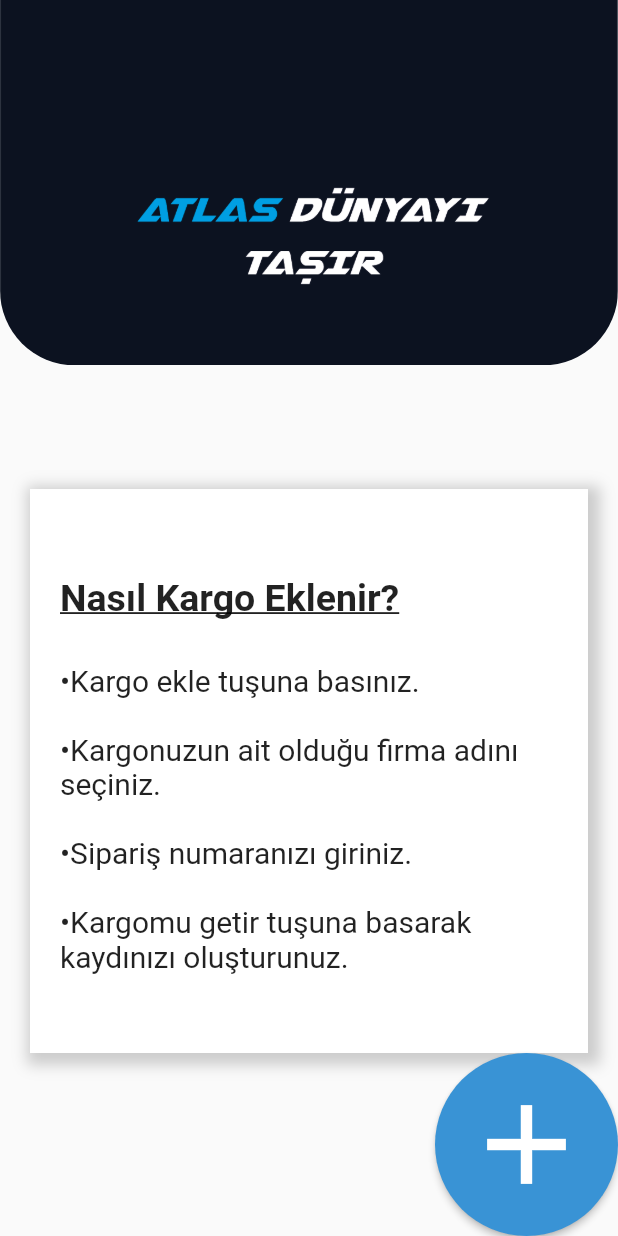
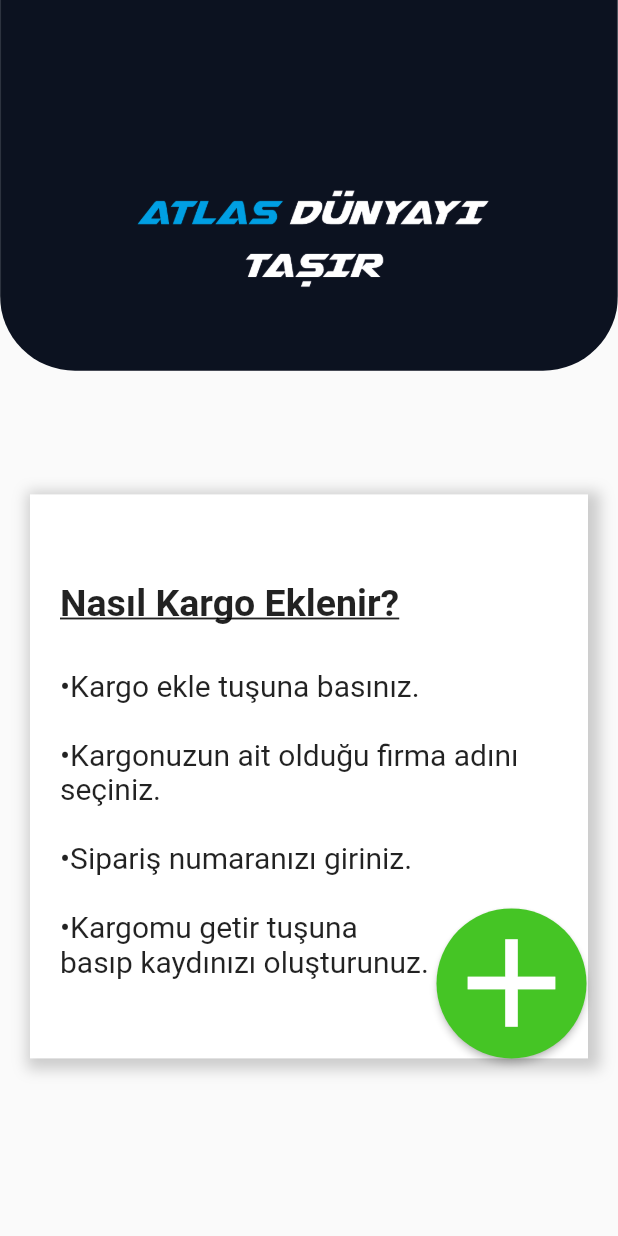
Before and after one commit to ClosePrize/Atlas_Mobile_App, a Flutter app: the KargoBody screen opened directly, on a phone screen of 412 x 824 dp. Run offline on Flutter 3.47's test engine with Material 2 defaults, Android fonts, the phone set to English and light mode, and no system bars; our stand-ins replace firebase_auth, firebase_core; accounts and stored records are empty.

Commit message:
cargo home finished

```diff
--- a/lib/kargo/home/body.dart
+++ b/lib/kargo/home/body.dart
@@ -2,6 +2,8 @@
 
 import 'package:flutter/material.dart';
 import 'package:v01/kargo/constants.dart';
+
+import '../widgets/reusable_widgets.dart';
 
 
 class KargoBody extends StatelessWidget {
@@ -37,7 +39,8 @@ class KargoBody extends StatelessWidget {
         SizedBox(
           height: MediaQuery.of(context).size.height/10,
         ),
-        Padding(
+        Stack(
+          children:[ Padding(
             padding: const EdgeInsets.only(right: 20, left: 20),
             child: Container(
               alignment:Alignment.center,
@@ -63,10 +66,11 @@ class KargoBody extends StatelessWidget {
               decoration: TextDecoration.underline),
               children: <TextSpan>[
               TextSpan(
-                  text: '•Kargo ekle tuşuna basınız.\n\n•Kargonuzun ait olduğu firma adını seçiniz.\n\n•Sipariş numaranızı giriniz.\n\n•Kargomu getir tuşuna basarak kaydınızı oluşturunuz.\n',
+                    text: '•Kargo ekle tuşuna basınız.\n\n•Kargonuzun ait olduğu firma adını seçiniz.\n\n•Sipariş numaranızı giriniz.\n\n•Kargomu getir tuşuna \nbasıp kaydınızı oluşturunuz.\n',
                     style: TextStyle(fontSize: 20,fontWeight: FontWeight.normal,
               decoration: TextDecoration.none
-                  )),
+                    ),
+                    ),
               // can add more TextSpans here...
             ],
               ),
@@ -79,6 +83,7 @@ class KargoBody extends StatelessWidget {
             ),
 
           ),
+          ),
 
 
 
@@ -87,18 +92,14 @@ class KargoBody extends StatelessWidget {
 
             ),
 
+
+              Positioned(left: 275,
+              bottom:0,child: addButton(),)
+
+          ],
+
           ),
-       MaterialButton(
-          onPressed: () {},
-          color: kargoPrimaryColor,
-          textColor: Colors.white,
-          child: Icon(
-            Icons.add,
-            size: 90,
-          ),
-          padding: EdgeInsets.all(16),
-          shape: CircleBorder(),
-        ),
+
 
           ],
 
--- a/lib/kargo/widgets/reusable_widgets.dart
+++ b/lib/kargo/widgets/reusable_widgets.dart
@@ -1,5 +1,7 @@
 import 'package:flutter/material.dart';
+import 'package:v01/kargo/cargo_add/body.dart';
 import 'package:v01/kargo/constants.dart';
+import 'package:v01/kargo/home/body.dart';
 
 
 TextField reusableTextField(String text, IconData icon, bool isPasswordType,
@@ -152,23 +154,29 @@ class textbox extends StatelessWidget {
   }
 }
 
-class addbutton extends StatelessWidget {
-  const addbutton({
+class addButton extends StatelessWidget {
+  const addButton({
     Key? key,
   }) : super(key: key);
 
   @override
   Widget build(BuildContext context) {
     return MaterialButton(
-       onPressed: () {},
-       color: kargoPrimaryColor,
+          onPressed: () {
+              Navigator.push(
+                  context,
+                  MaterialPageRoute(
+                      builder: (context) => const KargoAdd()),
+                      );
+                      },
+          color: kargogreenColor,
           textColor: Colors.white,
           // ignore: sort_child_properties_last
           child: Icon(
             Icons.add,
-         size: 90,
+            size: 100,
           ),
-       padding: EdgeInsets.all(16),
+          // padding: EdgeInsets.all(16),
           shape: CircleBorder(),
         );
   }
```
Also changed, not shown: lib/kargo/cargo_add/body.dart (added, +11 -0 lines), lib/kargo/cargo_add/cargo_add.dart (added, +17 -0 lines). Lines whose indentation alone changed are shown as unchanged.
